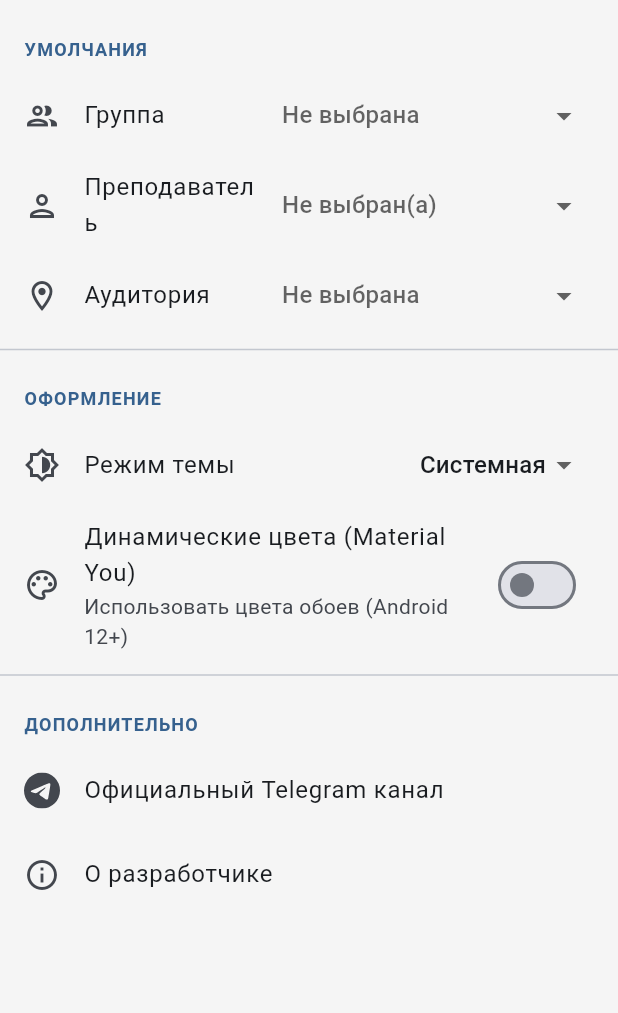
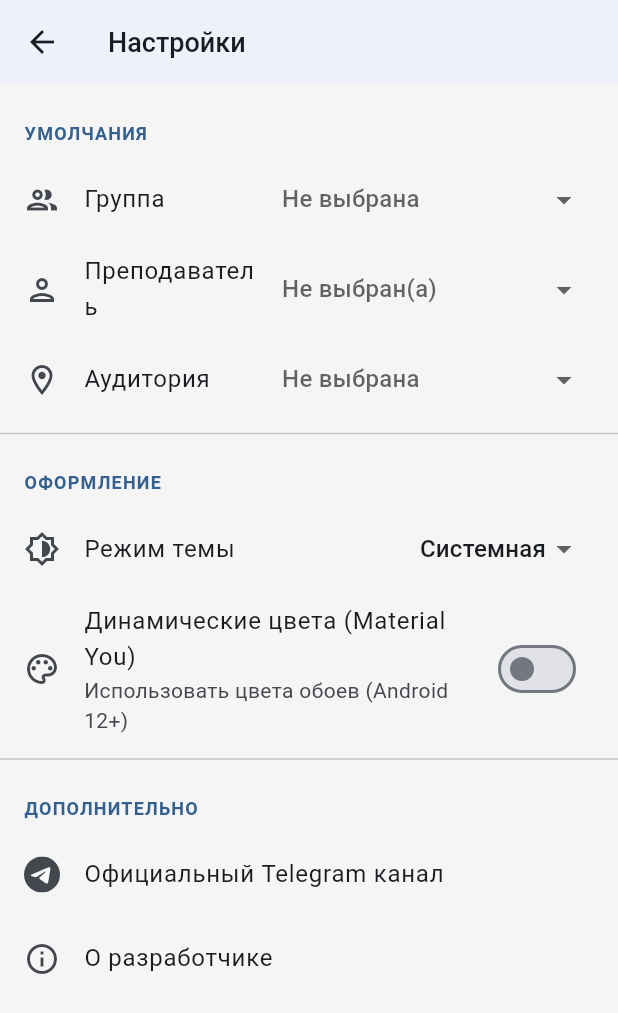
Before and after one commit to Ono-va-ne/my_asiec, a Flutter app: the SettingsScreen screen opened directly, on a phone screen of 412 x 824 dp. Shown: the top 1013 px of the screen. Run offline on Flutter 3.47's test engine with Material 3 defaults, Android fonts, the phone set to English and light mode, and no system bars; drawn by our look-alikes of dynamic_color; our stand-ins replace cloud_firestore, firebase_core, firebase_storage, flutter_svg, hive, hive_flutter and 7 more; missing offline and left inert: vkid_flutter_sdk; accounts and stored records are empty; network calls fail.

```diff
--- a/lib/pages/test_pass_screen.dart
+++ b/lib/pages/forms/test_pass_screen.dart
@@ -1,6 +1,6 @@
 import 'package:flutter/material.dart';
 import 'package:cloud_firestore/cloud_firestore.dart';
-import '../pages/test_answers_screen.dart';
+import 'test_answers_screen.dart';
 
 class TestPassScreen extends StatefulWidget {
   final String testId;
--- a/lib/pages/tests_edit_screen.dart
+++ b/lib/pages/forms/tests_edit_screen.dart
@@ -1,6 +1,6 @@
 import 'package:flutter/material.dart';
 import 'package:cloud_firestore/cloud_firestore.dart';
-import '../services/settings_service.dart';
+import '../../services/settings_service.dart';
 
 /// Перечисление для типов вопросов.
 enum QuestionType {
--- a/lib/pages/tests_screen.dart
+++ b/lib/pages/forms/tests_screen.dart
@@ -1,7 +1,7 @@
 import 'package:flutter/material.dart';
 import 'package:cloud_firestore/cloud_firestore.dart';
-import '../pages/tests_edit_screen.dart';
-import '../pages/test_pass_screen.dart';
+import 'tests_edit_screen.dart';
+import 'test_pass_screen.dart';
 
 class TestsScreen extends StatelessWidget {
   const TestsScreen({super.key});
--- a/lib/pages/homework_edit_screen.dart
+++ b/lib/pages/homework_edit_screen.dart
@@ -123,6 +123,7 @@ class _HomeworkEditScreenState extends State<HomeworkEditScreen> {
 
        // Копируем файл из временного пути (XFile) в нашу папку
        final File newFile = await File(photoFile.path).copy(newFilePath); // <--- Копируем файл!
+       if (!mounted) return [];
 
        localPaths.add(newFile.path); // Добавляем путь к новому файлу в список
 
--- a/lib/pages/settings_screen.dart
+++ b/lib/pages/settings_screen.dart
@@ -85,12 +85,17 @@ class _SettingsScreenState extends State<SettingsScreen> {
       colorFilter: ColorFilter.mode(Theme.of(context).colorScheme.onSurfaceVariant, BlendMode.srcIn),
     );
 
-    return SafeArea(
-      child: Scaffold(
+    return Scaffold(
+      appBar: AppBar(
+        title: const Text('Настройки'),
+        leading: IconButton(
+          icon: const Icon(Icons.arrow_back),
+          onPressed: () => Navigator.pop(context),
+        ),
+      ),
       body: ListView(
         padding: EdgeInsets.symmetric(vertical: 8.0),
-          children: [
-            // --- Секция: Группа по умолчанию ---
+        children: [          // --- Секция: Группа по умолчанию ---
           _buildSectionHeader('Умолчания'),
           ListTile(
             leading: Icon(Icons.group_outlined),
@@ -272,7 +277,6 @@ class _SettingsScreenState extends State<SettingsScreen> {
           ),
         ],
       ),
-      ),
     );
   }
 
```
Also changed, not shown: lib/main.dart (+2 -7 lines), lib/pages/me_screen.dart (added, +39 -0 lines), lib/pages/vk.dart (added, +16 -0 lines), pubspec.yaml (+8 -6 lines), lib/pages/forms/test_answers_screen.dart (renamed from lib/pages/test_answers_screen.dart), pubspec.lock, 8 other files. Lines whose indentation alone changed are shown as unchanged.
